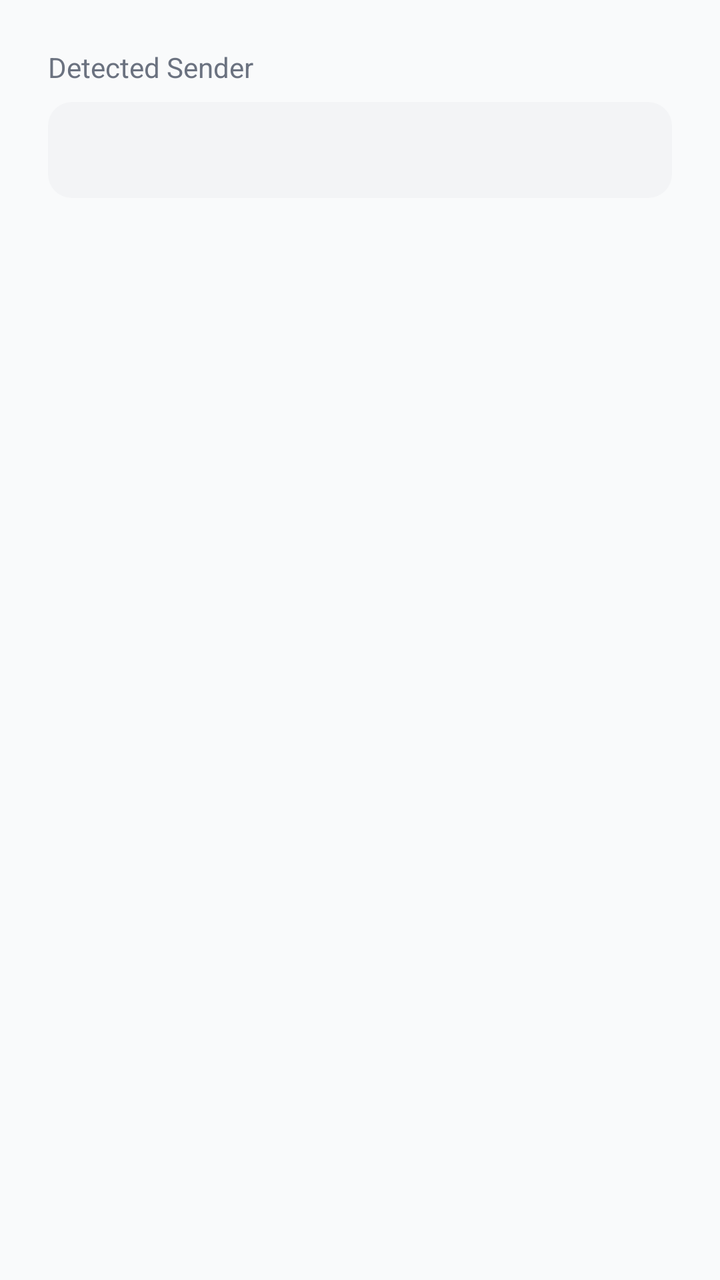
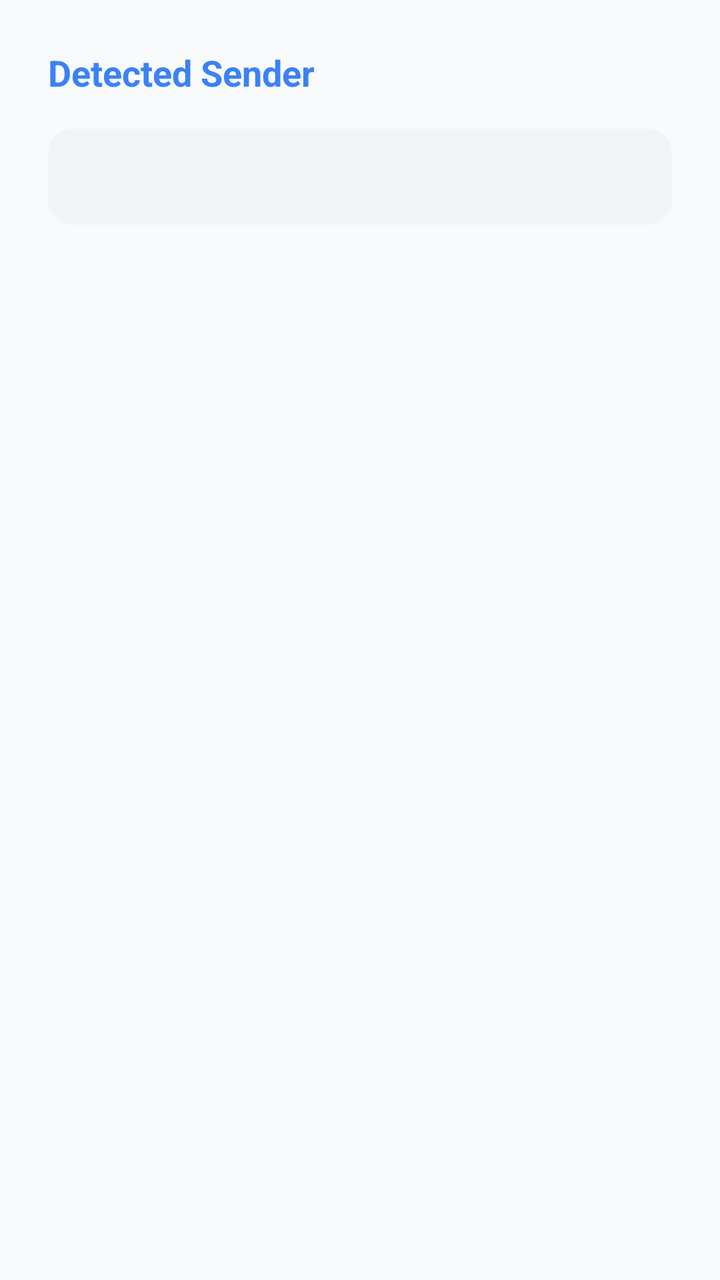

The first picture is an Android layout as it rendered before a commit; the second is the same layout after the commit. The layout source and the unified diff follow.
<!-- AndroidManifest.xml: application theme Theme.PhishSwish -->
<!-- res/layout/dialog_confirm_sender.xml -->
<?xml version="1.0" encoding="utf-8"?>
<LinearLayout xmlns:android="http://schemas.android.com/apk/res/android"
    android:layout_width="match_parent"
    android:layout_height="wrap_content"
    android:orientation="vertical"
    android:padding="24dp">

    <TextView
        android:layout_width="wrap_content"
        android:layout_height="wrap_content"
        android:text="Detected Sender"
        android:textSize="14sp"
        android:textColor="@color/text_muted"
        android:layout_marginBottom="8dp" />

    <EditText
        android:id="@+id/etSenderName"
        android:layout_width="match_parent"
        android:layout_height="wrap_content"
        android:inputType="textPersonName"
        android:minHeight="48dp"
        android:background="@drawable/bg_search_bar"
        android:padding="12dp"
        android:textColor="@color/text_primary"
        android:textSize="16sp" />

</LinearLayout>
<!-- resources referenced by this layout -->
<resources>
  <color name="text_muted">#6B7280</color>
  <color name="text_primary">#111827</color>
  <!-- drawable bg_search_bar (drawable) -->
  <?xml version="1.0" encoding="utf-8"?>
  <shape xmlns:android="http://schemas.android.com/apk/res/android">
      <solid android:color="@color/divider"/>
      <corners android:radius="12dp"/>
  </shape>
  <style name="Theme.PhishSwish" parent="Theme.MaterialComponents.DayNight.NoActionBar">
          
          <item name="colorPrimary">@color/colorPrimary</item>
          <item name="colorPrimaryDark">@color/colorPrimaryDark</item>
          <item name="colorSecondary">@color/colorSecondary</item>
          <item name="colorOnPrimary">@color/colorOnPrimary</item>
          <item name="colorOnSecondary">@color/colorOnSecondary</item>
          <item name="colorSurface">@color/colorSurface</item>
          <item name="colorOnSurface">@color/colorOnSurface</item>
          <item name="android:colorBackground">@color/colorBackground</item>
          
          
          <item name="android:statusBarColor">@android:color/transparent</item>
          <item name="android:windowLightStatusBar">true</item>
      </style>
  <color name="divider">#F3F4F6</color>
  <color name="colorPrimary">#3B82F6</color>
  <color name="colorPrimaryDark">#2563EB</color>
  <color name="colorSecondary">#FF9800</color>
  <color name="colorOnPrimary">#FFFFFF</color>
  <color name="colorOnSecondary">#000000</color>
  <color name="colorSurface">#FFFFFF</color>
  <color name="colorOnSurface">#111827</color>
  <color name="colorBackground">#F9FAFB</color>
</resources>

<!-- the commit's change to res/layout/dialog_confirm_sender.xml (unified diff, before → after) -->
@@ -8,10 +8,11 @@
     <TextView
         android:layout_width="wrap_content"
         android:layout_height="wrap_content"
-        android:text="Detected Sender"
-        android:textSize="14sp"
-        android:textColor="@color/text_muted"
-        android:layout_marginBottom="8dp" />
+        android:layout_marginBottom="16dp"
+        android:text="@string/label_detected_sender_title"
+        android:textColor="@color/primary_blue"
+        android:textSize="18sp"
+        android:textStyle="bold" />
 
     <EditText
         android:id="@+id/etSenderName"
<!-- resource entries referenced after the edit -->
@@ -1,6 +1,6 @@
 <!-- resources referenced by this layout -->
 <resources>
-  <color name="text_muted">#6B7280</color>
+  <color name="primary_blue">#3B82F6</color>
   <color name="text_primary">#111827</color>
   <!-- drawable bg_search_bar (drawable) -->
   <?xml version="1.0" encoding="utf-8"?>
@@ -8,6 +8,7 @@
       <solid android:color="@color/divider"/>
       <corners android:radius="12dp"/>
   </shape>
+  <string name="label_detected_sender_title">Detected Sender</string>
   <style name="Theme.PhishSwish" parent="Theme.MaterialComponents.DayNight.NoActionBar">
           
           <item name="colorPrimary">@color/colorPrimary</item>
